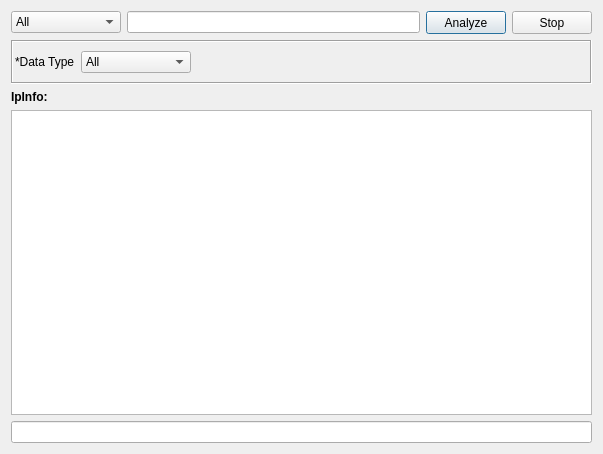
This is gui/src/tools/IpChecker.ui in 3nock/OTE as Qt 5 draws it before an edit. The edited form follows.
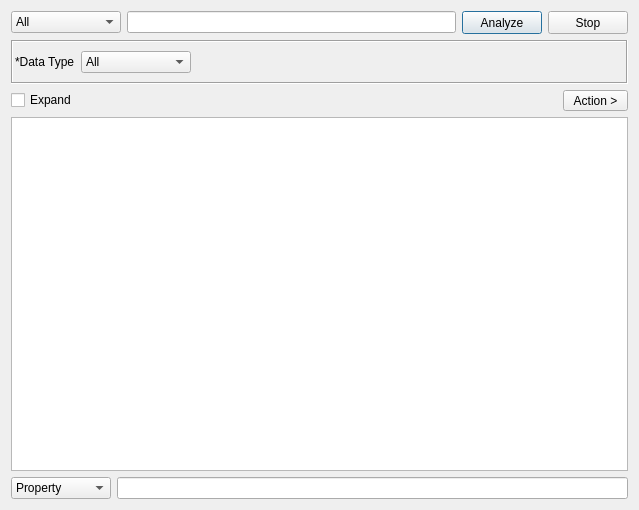
This is the edited form.

```diff
--- a/gui/src/tools/IpChecker.ui
+++ b/gui/src/tools/IpChecker.ui
@@ -6,8 +6,8 @@
    <rect>
     <x>0</x>
     <y>0</y>
-    <width>603</width>
-    <height>454</height>
+    <width>639</width>
+    <height>510</height>
    </rect>
   </property>
   <property name="windowTitle">
@@ -130,30 +130,93 @@
    <item>
     <layout class="QVBoxLayout" name="verticalLayout">
      <item>
-      <widget class="QLabel" name="label_2">
-       <property name="font">
-        <font>
-         <weight>75</weight>
-         <bold>true</bold>
-        </font>
-       </property>
-       <property name="text">
-        <string>IpInfo:</string>
-       </property>
-      </widget>
+      <layout class="QHBoxLayout" name="horizontalLayout_3">
+       <item>
+        <widget class="QCheckBox" name="checkBoxExpand">
+         <property name="text">
+          <string>Expand</string>
+         </property>
+        </widget>
+       </item>
+       <item>
+        <spacer name="horizontalSpacer_2">
+         <property name="orientation">
+          <enum>Qt::Horizontal</enum>
+         </property>
+         <property name="sizeHint" stdset="0">
+          <size>
+           <width>40</width>
+           <height>20</height>
+          </size>
+         </property>
+        </spacer>
+       </item>
+       <item>
+        <widget class="QToolButton" name="toolButton">
+         <property name="minimumSize">
+          <size>
+           <width>65</width>
+           <height>20</height>
+          </size>
+         </property>
+         <property name="text">
+          <string>Action &gt;</string>
+         </property>
+        </widget>
+       </item>
+      </layout>
      </item>
      <item>
-      <widget class="QTableView" name="tableResults">
-       <attribute name="horizontalHeaderDefaultSectionSize">
-        <number>300</number>
-       </attribute>
-       <attribute name="verticalHeaderVisible">
+      <widget class="QTreeView" name="treeResults">
+       <property name="acceptDrops">
         <bool>false</bool>
+       </property>
+       <property name="alternatingRowColors">
+        <bool>true</bool>
+       </property>
+       <property name="selectionMode">
+        <enum>QAbstractItemView::SingleSelection</enum>
+       </property>
+       <attribute name="headerCascadingSectionResizes">
+        <bool>true</bool>
+       </attribute>
+       <attribute name="headerMinimumSectionSize">
+        <number>200</number>
+       </attribute>
+       <attribute name="headerDefaultSectionSize">
+        <number>300</number>
+       </attribute>
+       <attribute name="headerHighlightSections">
+        <bool>true</bool>
        </attribute>
       </widget>
      </item>
      <item>
-      <widget class="QLineEdit" name="lineEditFilter"/>
+      <layout class="QHBoxLayout" name="horizontalLayout_4">
+       <item>
+        <widget class="QComboBox" name="comboBox_3">
+         <property name="minimumSize">
+          <size>
+           <width>100</width>
+           <height>0</height>
+          </size>
+         </property>
+         <item>
+          <property name="text">
+           <string>Property</string>
+          </property>
+         </item>
+         <item>
+          <property name="text">
+           <string>Value</string>
+          </property>
+         </item>
+        </widget>
+       </item>
+       <item>
+        <widget class="QLineEdit" name="lineEditFilter"/>
+       </item>
+      </layout>
      </item>
     </layout>
    </item>
```
